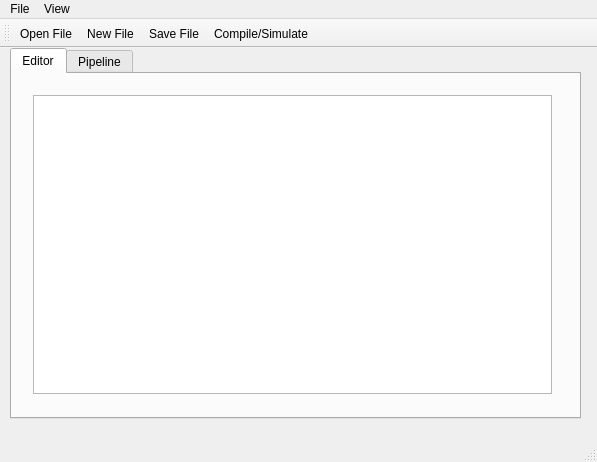
Qt form MPSimulator/mainwindow.ui (olasalem/MPS) before a commit.
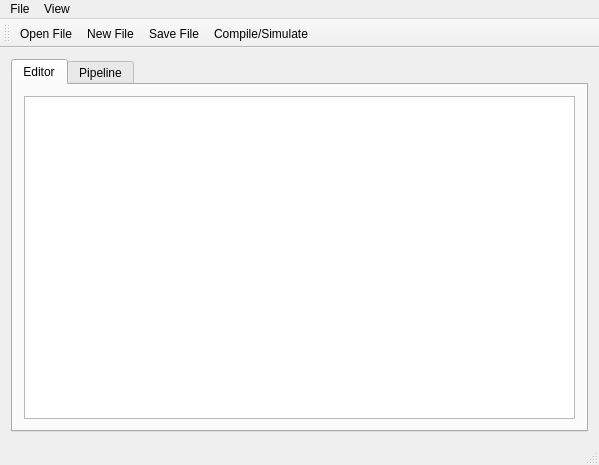
The same form after that commit. Icons and pictures are not drawn.

What changed in the file:
```diff
--- a/MPSimulator/mainwindow.ui
+++ b/MPSimulator/mainwindow.ui
@@ -20,15 +20,9 @@
    <string>MainWindow</string>
   </property>
   <widget class="QWidget" name="centralWidget">
+   <layout class="QGridLayout" name="gridLayout">
+    <item row="0" column="0">
    <widget class="QTabWidget" name="tabWidget">
-    <property name="geometry">
-     <rect>
-      <x>10</x>
-      <y>0</y>
-      <width>571</width>
-      <height>371</height>
-     </rect>
-    </property>
     <property name="currentIndex">
      <number>0</number>
     </property>
@@ -36,21 +30,37 @@
      <attribute name="title">
       <string>Editor</string>
      </attribute>
-     <widget class="QWidget" name="horizontalLayoutWidget">
-      <property name="geometry">
-       <rect>
-        <x>10</x>
-        <y>10</y>
-        <width>541</width>
+       <layout class="QGridLayout" name="gridLayout_2">
+        <item row="0" column="0">
+         <widget class="QTextEdit" name="codeEditor">
+          <property name="minimumSize">
+           <size>
+            <width>551</width>
         <height>321</height>
-       </rect>
-      </property>
-      <layout class="QHBoxLayout" name="horizontalLayout_2">
-       <item>
-        <widget class="QTextEdit" name="codeEditor"/>
-       </item>
-      </layout>
-     </widget>
+           </size>
+          </property>
+          <property name="sizeIncrement">
+           <size>
+            <width>10</width>
+            <height>10</height>
+           </size>
+          </property>
+          <property name="font">
+           <font>
+            <family>Courier</family>
+            <pointsize>12</pointsize>
+           </font>
+          </property>
+          <property name="html">
+           <string>&lt;!DOCTYPE HTML PUBLIC &quot;-//W3C//DTD HTML 4.0//EN&quot; &quot;http://www.w3.org/TR/REC-html40/strict.dtd&quot;&gt;
+&lt;html&gt;&lt;head&gt;&lt;meta name=&quot;qrichtext&quot; content=&quot;1&quot; /&gt;&lt;style type=&quot;text/css&quot;&gt;
+p, li { white-space: pre-wrap; }
+&lt;/style&gt;&lt;/head&gt;&lt;body style=&quot; font-family:'Courier'; font-size:12pt; font-weight:400; font-style:normal;&quot;&gt;
+&lt;p style=&quot;-qt-paragraph-type:empty; margin-top:0px; margin-bottom:0px; margin-left:0px; margin-right:0px; -qt-block-indent:0; text-indent:0px; font-family:'MS Shell Dlg 2'; font-size:8.25pt;&quot;&gt;&lt;br /&gt;&lt;/p&gt;&lt;/body&gt;&lt;/html&gt;</string>
+          </property>
+         </widget>
+        </item>
+       </layout>
     </widget>
     <widget class="QWidget" name="Pipeline">
      <attribute name="title">
@@ -73,6 +83,8 @@
      </widget>
     </widget>
    </widget>
+    </item>
+   </layout>
   </widget>
   <widget class="QMenuBar" name="menuBar">
    <property name="geometry">
```
Left out of the diff: 47 changed lines with no effect on the pictures. Lines whose indentation alone changed are shown as unchanged.
